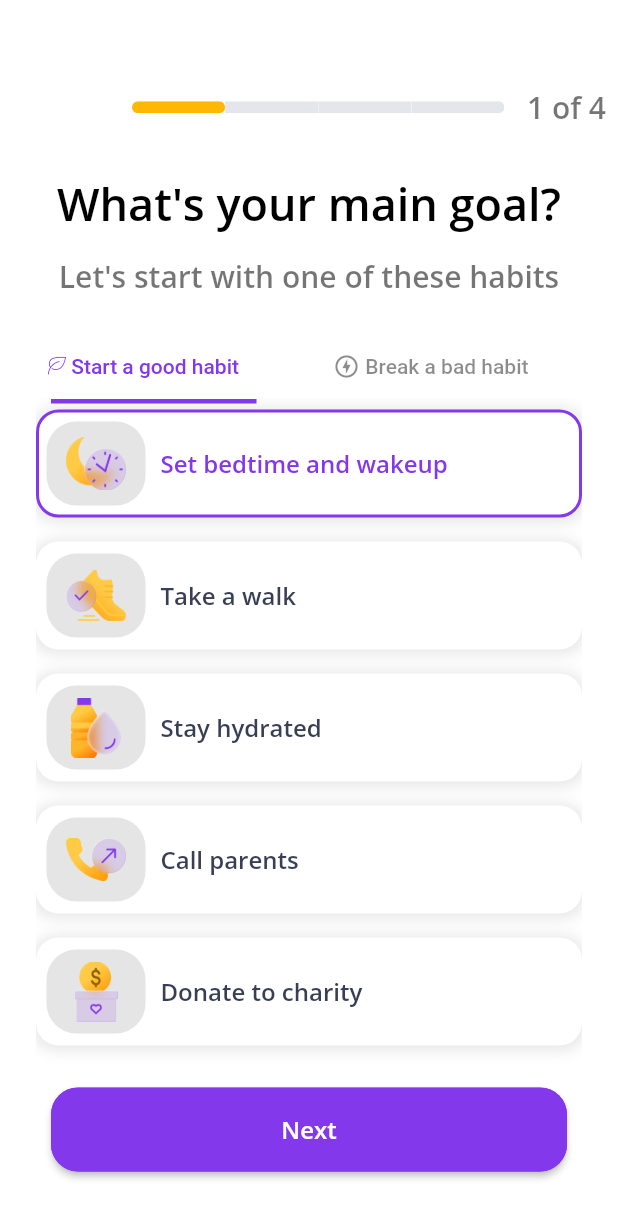
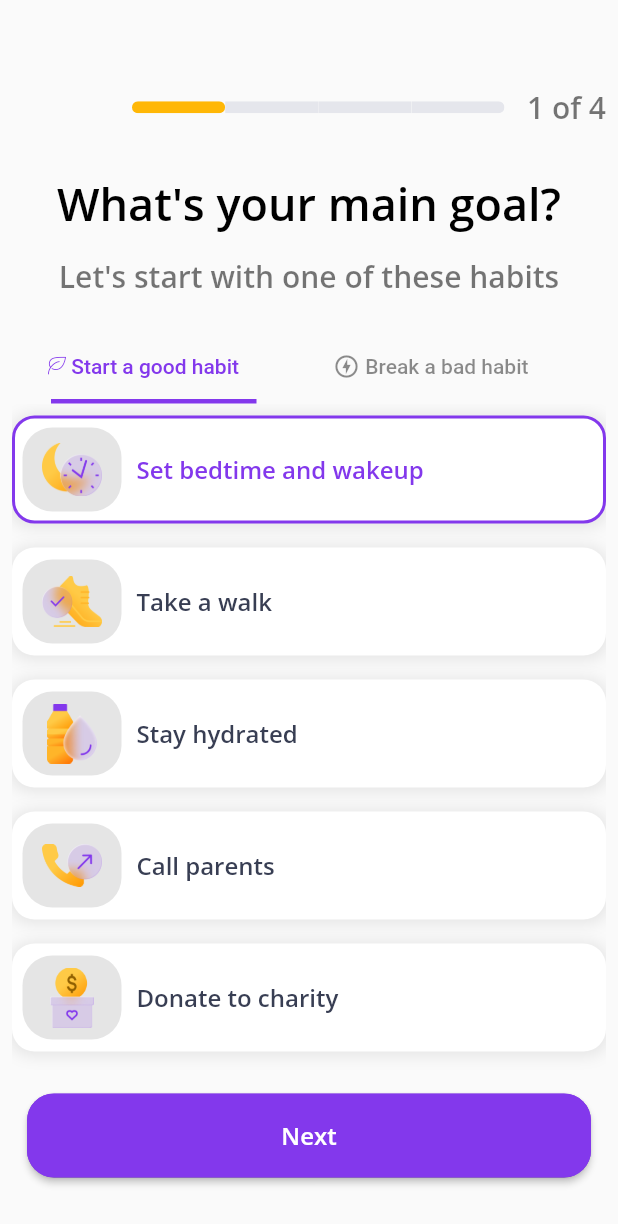
Before and after one commit to Kawalyaa/pk-challenge, a Flutter app: the screen it shows after launch, on a phone screen of 412 x 824 dp. Shown: the top 1224 px of the screen. Run offline on Flutter 3.47's test engine with Material 2 defaults, Android fonts, the phone set to English and light mode, and no system bars; drawn by our look-alikes of step_progress_indicator; our stand-ins replace device_preview, font_awesome_flutter, google_fonts, material_design_icons_flutter, numberpicker, weekday_selector; missing offline and left inert: time_range_picker.

Commit message:
home ui edit

```diff
--- a/lib/UI/screens/home_screen.dart
+++ b/lib/UI/screens/home_screen.dart
@@ -30,14 +30,7 @@ class _HomeScreenState extends State<HomeScreen>
   void initState() {
     super.initState();
     _tabController = TabController(vsync: this, length: 2);
-    // _tabController.addListener(_handleSelection);
   }
-
-  // _handleSelection() {
-  //   setState(() {
-  //     selectedTab = _tabController.index;
-  //   });
-  // }
 
   _tileSelection(int value) {
     setState(() {
@@ -51,10 +44,7 @@ class _HomeScreenState extends State<HomeScreen>
       length: 2,
       initialIndex: 0,
       child: Scaffold(
-        backgroundColor: Colors.white,
-        appBar: PreferredSize(
-          preferredSize: const Size.fromHeight(265),
-          child: Padding(
+        body: Padding(
           padding: const EdgeInsets.all(8.0),
           child: Column(
             children: [
@@ -70,8 +60,8 @@ class _HomeScreenState extends State<HomeScreen>
                     child: StepProgressIndicator(
                       totalSteps: total,
                       currentStep: current,
-                        customStep: (index, color, _) => color ==
-                                const Color(0XFFFFB706)
+                      customStep: (index, color, _) =>
+                          color == const Color(0XFFFFB706)
                               ? Container(
                                   height: 8,
                                   width: 20,
@@ -132,6 +122,7 @@ class _HomeScreenState extends State<HomeScreen>
               Padding(
                 padding: const EdgeInsets.only(left: 8.0, right: 8, top: 8),
                 child: TabBar(
+                    controller: _tabController,
                     labelColor: const Color(0xFF8338EC),
                     unselectedLabelColor: Colors.black45,
                     indicator: const UnderlineTabIndicator(
@@ -163,16 +154,19 @@ class _HomeScreenState extends State<HomeScreen>
                         ),
                       ),
                     ]),
-                )
+              ),
+              Flexible(
+                ///Make Tabview fill the available space
+                child: SizedBox(
+                  width: double.maxFinite,
+                  height: double.maxFinite,
+                  child: TabBarView(controller: _tabController,
+                      //controller: _tabController,
+                      children: [_habitList(), _breakHabitList()]),
+                ),
+              ),
             ],
           ),
-          ),
-        ),
-        body: Padding(
-          padding: const EdgeInsets.only(left: 24.0, right: 24, bottom: 10),
-          child: TabBarView(
-              //controller: _tabController,
-              children: [_habitList(), _breakHabitList()]),
         ),
       ),
     );
--- a/lib/main.dart
+++ b/lib/main.dart
@@ -10,7 +10,7 @@ import 'package:device_preview/device_preview.dart';
 void main() {
   runApp(
     DevicePreview(
-      //enabled: false,
+      enabled: false,
       builder: (context) => ChangeNotifierProvider(
           create: (context) => TimeReminder(), child: Pavlok()),
     ),
```
Lines whose indentation alone changed are shown as unchanged.
